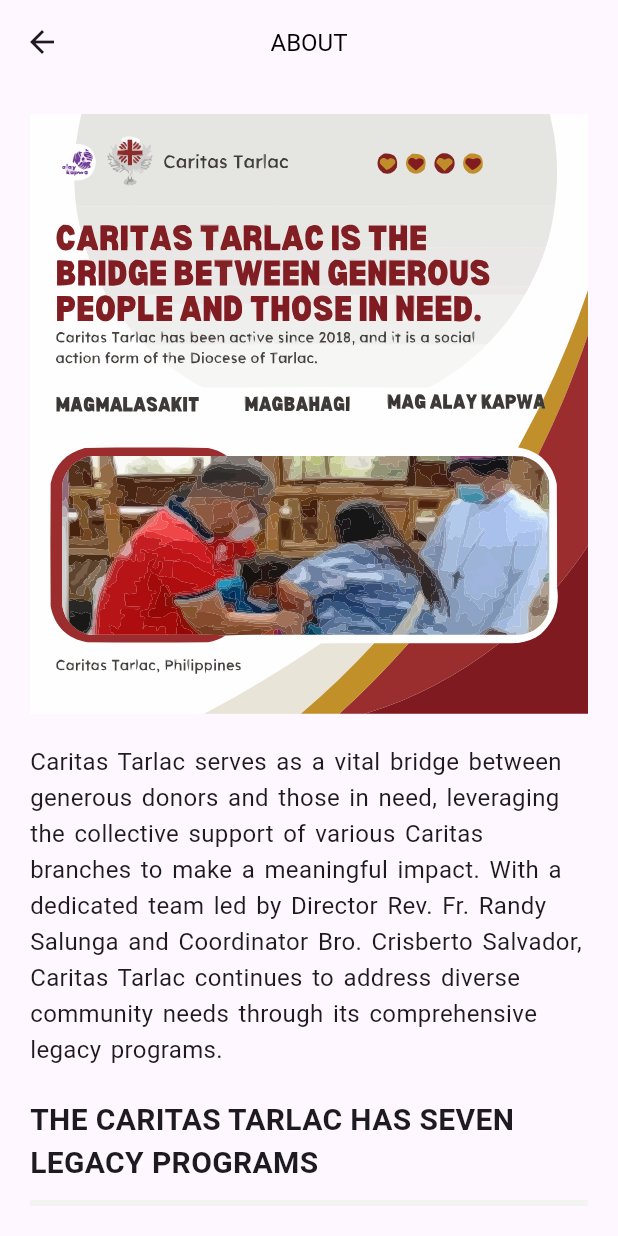
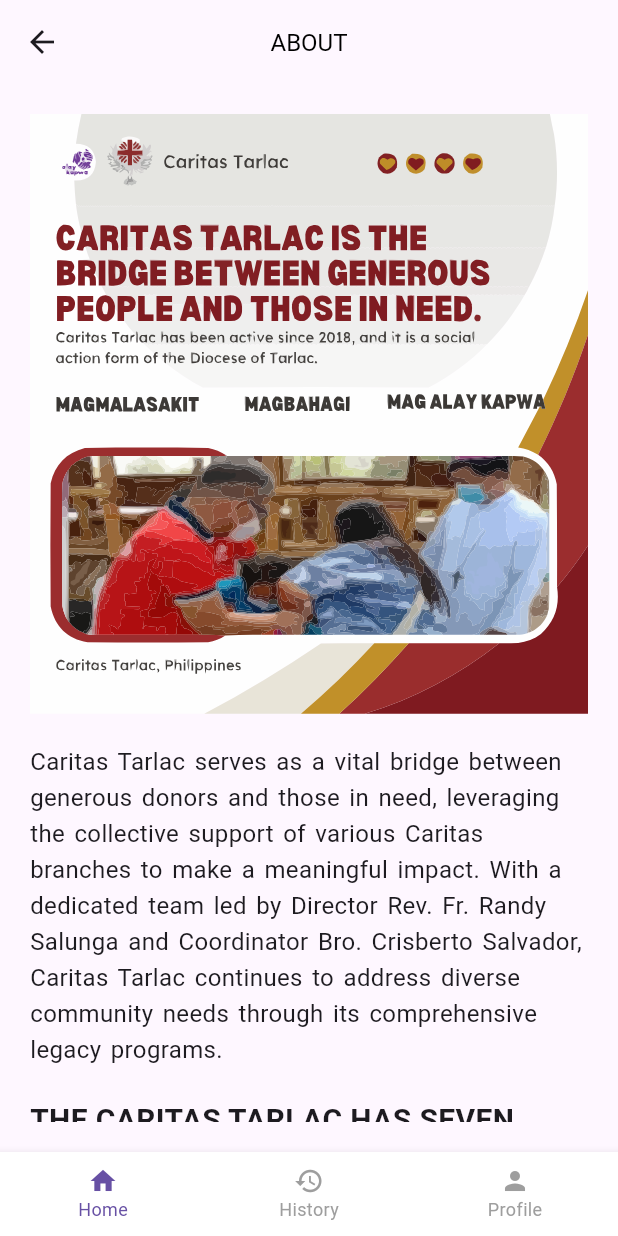
Before and after one commit to ipetersenpai/Donation-Flutter-App, a Flutter app: the AboutPage screen opened by its route, on a phone screen of 412 x 824 dp. Run offline on Flutter 3.47's test engine with Material 3 defaults, Android fonts, the phone set to English and light mode, and no system bars; our stand-ins replace file_picker, flutter_dotenv, flutter_secure_storage, flutter_svg, fluttertoast, image_gallery_saver; accounts and stored records are empty.

Commit message:
chore:app updated

```diff
--- a/lib/pages/about_page.dart
+++ b/lib/pages/about_page.dart
@@ -1,5 +1,6 @@
 import 'package:flutter/material.dart';
 import 'package:flutter_svg/flutter_svg.dart';
+import '../widgets/about_botton_nav.dart';
 
 class AboutPage extends StatefulWidget {
   const AboutPage({super.key});
@@ -10,6 +11,28 @@ class AboutPage extends StatefulWidget {
 }
 
 class _AboutPageState extends State<AboutPage> {
+  int _currentIndex = 0;
+
+  // List of pages for navigation
+  final List<Widget> _pages = [
+    // Add your other pages here
+    Center(child: Text('Home Page')), // Replace with actual pages
+    Center(child: Text('History Page')), // Replace with actual pages
+    AboutPage(), // Current page
+  ];
+
+  void _onTabTapped(int index) {
+    setState(() {
+      _currentIndex = index;
+    });
+    if (index != 2) {
+      // Prevent reloading the AboutPage if already on it
+      Navigator.of(context).pushReplacement(
+        MaterialPageRoute(builder: (context) => _pages[index]),
+      );
+    }
+  }
+
   @override
   Widget build(BuildContext context) {
     return Scaffold(
@@ -170,6 +193,17 @@ class _AboutPageState extends State<AboutPage> {
           ),
         ),
       ),
+      bottomNavigationBar: BottomNavigationBarWidget(
+        currentIndex: _currentIndex,
+        onTap: (index) {
+          setState(() {
+            _currentIndex = index;
+          });
+
+          // Navigate only to the /dashboard page
+          Navigator.pushReplacementNamed(context, '/dashboard');
+        },
+      ),
     );
   }
 }
--- a/lib/pages/history_page.dart
+++ b/lib/pages/history_page.dart
@@ -100,7 +100,7 @@ class _HistoryPageState extends State<HistoryPage> {
                                   ),
                                 ),
                                 Text(
-                                  'Amount: \$${donation['amount'] ?? '0.00'}',
+                                  'Amount: ₱${donation['amount'] ?? '0.00'}',
                                   style: const TextStyle(
                                     fontWeight: FontWeight.bold,
                                     color: Colors.black,
--- a/lib/pages/login_page.dart
+++ b/lib/pages/login_page.dart
@@ -54,7 +54,7 @@ class _LoginPageState extends State<LoginPage> {
 
         // Navigate to dashboard
         // ignore: use_build_context_synchronously
-        Navigator.pushReplacementNamed(context, '/dashboard');
+        Navigator.pushReplacementNamed(context, '/about');
       } else {
         _showError('Invalid login credentials');
       }
--- /dev/null
+++ b/lib/widgets/about_botton_nav.dart
@@ -0,0 +1,51 @@
+import 'package:flutter/material.dart';
+
+class BottomNavigationBarWidget extends StatelessWidget {
+  final int currentIndex;
+  final ValueChanged<int> onTap;
+
+  const BottomNavigationBarWidget({
+    required this.currentIndex,
+    required this.onTap,
+    super.key,
+  });
+
+  @override
+  Widget build(BuildContext context) {
+    return BottomNavigationBar(
+      currentIndex: currentIndex,
+      onTap: onTap,
+      items: const [
+        BottomNavigationBarItem(
+          icon: Icon(
+            Icons.home,
+            size: 20.0, // Smaller icon size
+          ),
+          label: 'Home',
+        ),
+        BottomNavigationBarItem(
+          icon: Icon(
+            Icons.history,
+            size: 20.0, // Smaller icon size
+          ),
+          label: 'History',
+        ),
+        BottomNavigationBarItem(
+          icon: Icon(
+            Icons.person,
+            size: 20.0, // Smaller icon size
+          ),
+          label: 'Profile',
+        ),
+      ],
+      iconSize: 20.0, // Set overall icon size
+      selectedFontSize: 12.0, // Reduce selected label font size
+      unselectedFontSize: 12.0, // Reduce unselected label font size
+      elevation: 5.0, // Optional: to add a little shadow effect
+      backgroundColor: Colors.white, // Optional: background color
+      selectedItemColor:
+          const Color(0xFF6750A4), // Optional: selected icon color
+      unselectedItemColor: Colors.grey, // Optional: unselected icon color
+    );
+  }
+}
```
Also changed, not shown: 7 other files.
